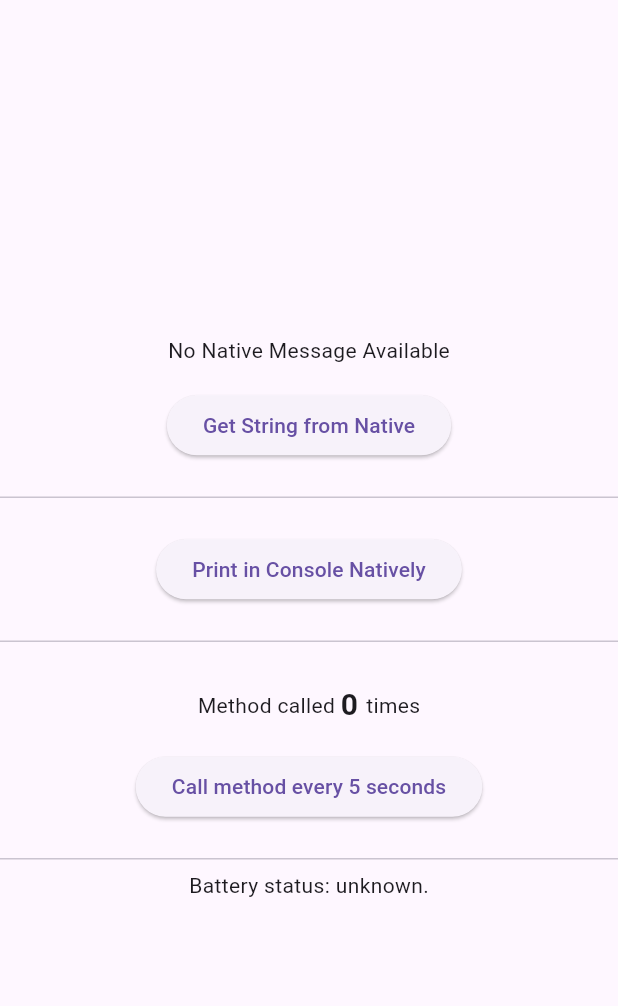
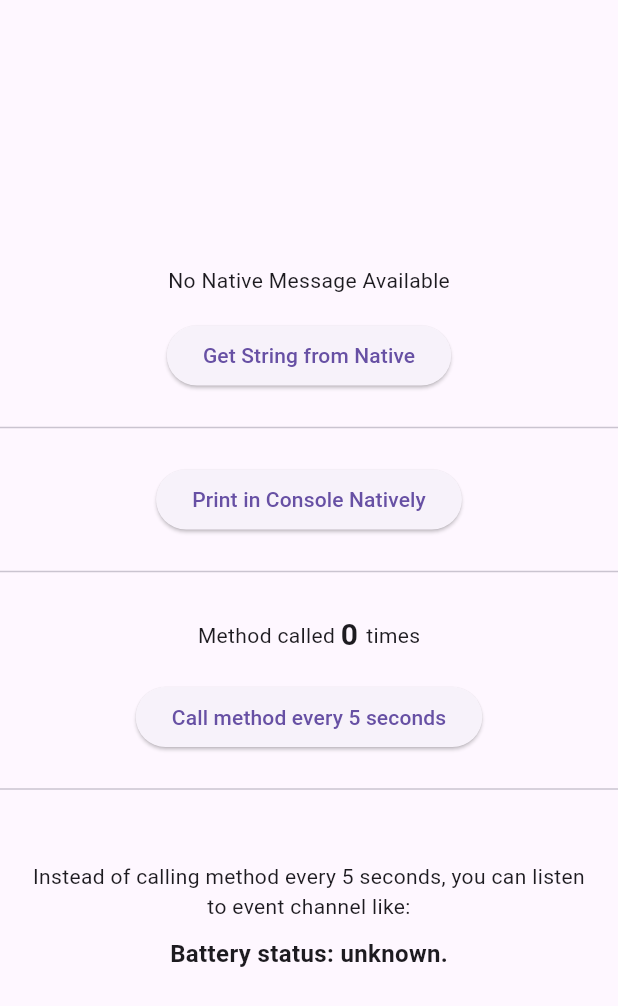
Before and after one commit to AshishAcharya083/ios-method-channel, a Flutter app: the screen it shows after launch, on a phone screen of 412 x 824 dp. Shown: the top 1006 px of the screen. Run offline on Flutter 3.47's test engine with Material 3 defaults, Android fonts, the phone set to English and light mode, and no system bars.

```diff
--- a/lib/main.dart
+++ b/lib/main.dart
@@ -14,15 +14,15 @@ class PlatformChannel extends StatefulWidget {
 class _PlatformChannelState extends State<PlatformChannel> {
   // EventChannel for receiving battery status updates from the native platform.
   static const EventChannel eventChannel =
-  EventChannel('samples.flutter.io/charging');
+      EventChannel('samples.flutter.io/charging');
 
   // MethodChannel for sending a request to the native platform to get a string.
   final MethodChannel getStringMethodChannel =
-  const MethodChannel('method.channel.example/getString');
+      const MethodChannel('method.channel.example/getString');
 
   // MethodChannel for invoking a void method on the native platform.
   final MethodChannel voidMethodChannel =
-  const MethodChannel('method.channel.example/voidMethod');
+      const MethodChannel('method.channel.example/voidMethod');
 
   String _messageFromNative = 'No Native Message Available';
   String _chargingStatus = 'Battery status: unknown.';
@@ -36,7 +36,7 @@ class _PlatformChannelState extends State<PlatformChannel> {
     try {
       // Invoking the method on the native platform and awaiting the response.
       final String? result =
-      await getStringMethodChannel.invokeMethod('getStringMethodChannel');
+          await getStringMethodChannel.invokeMethod('getStringMethodChannel');
       returnedMessage = '$result';
     } on PlatformException {
       returnedMessage = 'Failed to get String from native';
@@ -94,7 +94,7 @@ class _PlatformChannelState extends State<PlatformChannel> {
   void _onEvent(Object? event) {
     setState(() {
       _chargingStatus =
-      "Battery status: ${event == 'charging' ? '' : 'dis'}charging.";
+          "Battery status: ${event == 'charging' ? '' : 'dis'}charging.";
     });
   }
 
@@ -157,15 +157,32 @@ class _PlatformChannelState extends State<PlatformChannel> {
                 child: ElevatedButton(
                   onPressed: _startOrStopTimer,
                   style: ElevatedButton.styleFrom(
-                    backgroundColor:
-                    _isTimerRunning ? Colors.red : null, // Button color changes based on timer state.
+                    backgroundColor: _isTimerRunning
+                        ? Colors.red
+                        : null, // Button color changes based on timer state.
                   ),
                   child: Text(
                       _isTimerRunning ? 'Stop' : 'Call method every 5 seconds'),
                 ),
               ),
               const Divider(),
-              Text(_chargingStatus),
+              const SizedBox(
+                height: 40,
+              ),
+
+              const Padding(
+                padding: EdgeInsets.symmetric(horizontal: 20.0),
+                child: Text(
+                  "Instead of calling method every 5 seconds, you can listen to event channel like:",
+                  textAlign: TextAlign.center,
+                ),
+              ),
+              const SizedBox(
+                height: 10,
+              ),
+              Text(_chargingStatus,
+                  style: const TextStyle(
+                      fontSize: 16, fontWeight: FontWeight.bold)),
             ],
           ),
         ],
```
Also changed, not shown: 1 other file.
